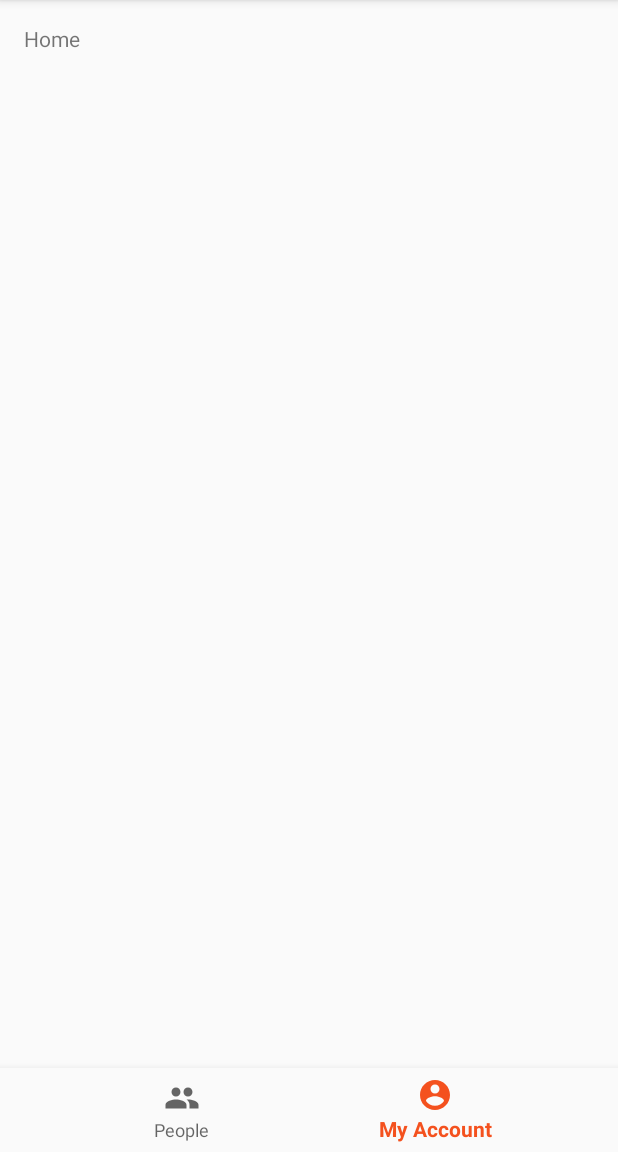
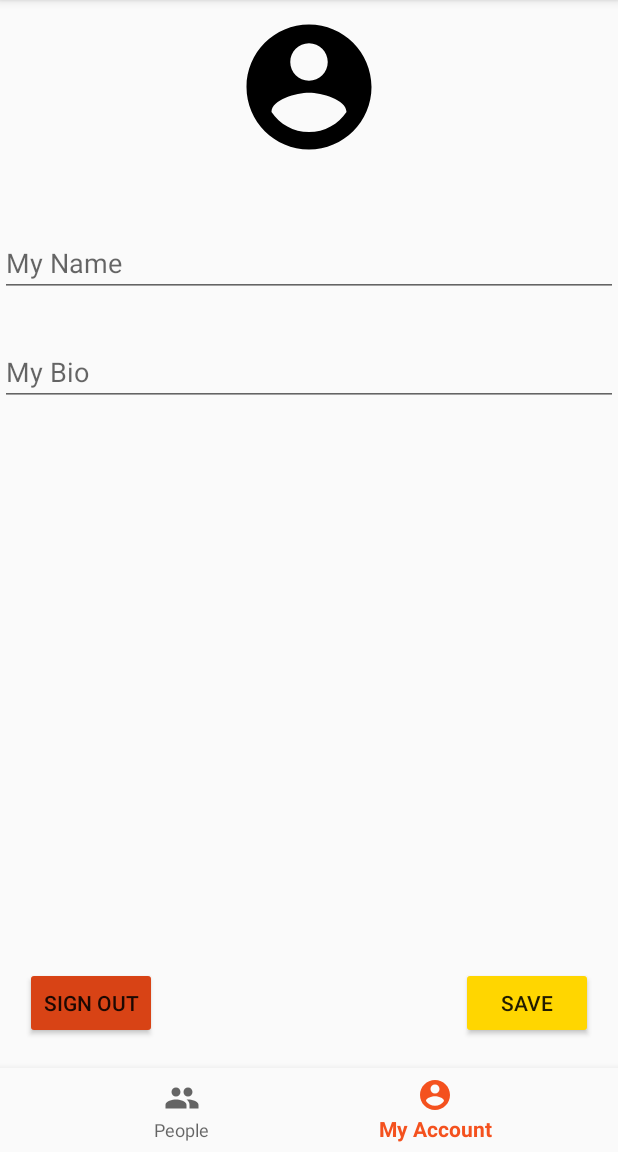
Before and after one commit to marttp/FireStoreChatApp, an Android app: the screen it shows after launch once a user with an empty profile is signed in (MainActivity), item 2 of the bottom bar chosen, on a phone screen of 412 x 824 dp, the part 84-1236 px from its top. Run offline under Robolectric (Android 15) with nearby library versions, the phone set to English and light mode, and no system bars; our stand-ins replace Firebase (no records; nobody signed in at launch, a user with empty details on screens opened directly); libraries missing offline, so code that uses them is left out: com.firebase.ui.

Commit message:
[Commit 2] - Create User Profile

```diff
--- a/app/src/main/java/com/example/thanaphoombabparn/firemessage/MainActivity.kt
+++ b/app/src/main/java/com/example/thanaphoombabparn/firemessage/MainActivity.kt
@@ -1,8 +1,11 @@
 package com.example.thanaphoombabparn.firemessage
 
+import android.annotation.SuppressLint
 import android.os.Bundle
 import android.support.design.widget.BottomNavigationView
+import android.support.v4.app.Fragment
 import android.support.v7.app.AppCompatActivity
+import com.example.thanaphoombabparn.firemessage.fragment.MyAccountFragment
 import kotlinx.android.synthetic.main.activity_main.*
 
 class MainActivity : AppCompatActivity() {
@@ -37,10 +40,19 @@ class MainActivity : AppCompatActivity() {
                     }
                     R.id.navigation_my_account -> {
                         //TODO: show my account fragment
+                        replaceFragment(MyAccountFragment())
                         true
                     }
                     else -> false
                 }
             }
     }
+
+    @SuppressLint("CommitTransaction")
+    private fun replaceFragment(fragment: Fragment){
+        supportFragmentManager.beginTransaction().apply {
+            replace(R.id.fragment_layout, fragment)
+            commit()
+        }
+    }
 }
--- /dev/null
+++ b/app/src/main/java/com/example/thanaphoombabparn/firemessage/fragment/MyAccountFragment.kt
@@ -0,0 +1,126 @@
+package com.example.thanaphoombabparn.firemessage.fragment
+
+
+import android.app.Activity
+import android.content.Intent
+import android.graphics.Bitmap
+import android.os.Bundle
+import android.provider.MediaStore
+import android.support.v4.app.Fragment
+import android.view.LayoutInflater
+import android.view.View
+import android.view.ViewGroup
+
+import com.example.thanaphoombabparn.firemessage.R
+import com.example.thanaphoombabparn.firemessage.SignInActivity
+import com.example.thanaphoombabparn.firemessage.glide.GlideApp
+import com.example.thanaphoombabparn.firemessage.utility.FirestoreUtil
+import com.example.thanaphoombabparn.firemessage.utility.StorageUtil
+import com.firebase.ui.auth.AuthUI
+import kotlinx.android.synthetic.main.fragment_my_account.*
+import kotlinx.android.synthetic.main.fragment_my_account.view.*
+import org.jetbrains.anko.clearTask
+import org.jetbrains.anko.newTask
+import org.jetbrains.anko.support.v4.intentFor
+import java.io.ByteArrayOutputStream
+
+// TODO: Rename parameter arguments, choose names that match
+// the fragment initialization parameters, e.g. ARG_ITEM_NUMBER
+private const val ARG_PARAM1 = "param1"
+private const val ARG_PARAM2 = "param2"
+
+/**
+ * A simple [Fragment] subclass.
+ *
+ */
+class MyAccountFragment : Fragment() {
+
+    private val RC_SELECT_IMAGE = 2
+    private lateinit var selectImageBytes: ByteArray
+    private var pictureJustChanged = false
+
+    override fun onCreateView(
+        inflater: LayoutInflater, container: ViewGroup?,
+        savedInstanceState: Bundle?
+    ): View? {
+        // Inflate the layout for this fragment
+        val view = inflater.inflate(R.layout.fragment_my_account, container, false)
+
+        view.apply {
+            imageView_profile_picture.setOnClickListener {
+                val intent = Intent().apply {
+                    type = "image/*"
+                    action = Intent.ACTION_GET_CONTENT
+                    putExtra(Intent.EXTRA_MIME_TYPES, arrayOf("image/jpeg", "image/png"))
+                }
+                startActivityForResult(Intent.createChooser(intent, "Select Image"), RC_SELECT_IMAGE)
+            }
+
+            btn_save.setOnClickListener {
+                if (::selectImageBytes.isInitialized)
+                    StorageUtil.uploadProfilePhoto(selectImageBytes) { imagePath ->
+                        FirestoreUtil.updateCurrentUser(
+                            editText_name.text.toString(),
+                            editText_bio.text.toString(),
+                            imagePath
+                        )
+                    }
+                else
+                    FirestoreUtil.updateCurrentUser(
+                        editText_name.text.toString(),
+                        editText_bio.text.toString(),
+                        null
+                    )
+            }
+
+            btn_sign_out.setOnClickListener {
+                AuthUI.getInstance()
+                    .signOut(this@MyAccountFragment.context!!)
+                    .addOnCompleteListener {
+                        intentFor<SignInActivity>().newTask().clearTask()
+                    }
+            }
+        }
+        return view
+    }
+
+    override fun onActivityResult(requestCode: Int, resultCode: Int, data: Intent?) {
+        if (requestCode == RC_SELECT_IMAGE && resultCode == Activity.RESULT_OK &&
+            data !== null && data.data != null
+        ) {
+            //get path : data.data = Path of image
+            val selectedImagePath = data.data
+            val selectImageBmp = MediaStore.Images.Media
+                .getBitmap(activity?.contentResolver, selectedImagePath)
+            val outputStream = ByteArrayOutputStream()
+            //Compress to JPEG file
+            selectImageBmp.compress(Bitmap.CompressFormat.JPEG, 90, outputStream)
+            selectImageBytes = outputStream.toByteArray()
+
+            //TODO: load picture
+            GlideApp.with(this)
+                .load(selectImageBytes)
+                .into(imageView_profile_picture)
+            pictureJustChanged = true
+        }
+    }
+
+    override fun onStart() {
+        super.onStart()
+        FirestoreUtil.getCurrentUser { user ->
+            if (this@MyAccountFragment.isVisible) {
+                if (user != null) {
+                    editText_name.setText(user.name)
+                    editText_bio.setText(user.bio)
+                    if (!pictureJustChanged && user.profilePicturePath != null) {
+                        GlideApp.with(this)
+                            .load(StorageUtil.pathToReference((user.profilePicturePath)))
+                            .placeholder(R.drawable.ic_account_circle_black_24dp)
+                            .into(imageView_profile_picture)
+                    }
+                }
+            }
+        }
+    }
+
+}
--- /dev/null
+++ b/app/src/main/java/com/example/thanaphoombabparn/firemessage/utility/FirestoreUtil.kt
@@ -0,0 +1,54 @@
+package com.example.thanaphoombabparn.firemessage.utility
+
+import com.example.thanaphoombabparn.firemessage.model.User
+import com.google.firebase.auth.FirebaseAuth
+import com.google.firebase.firestore.DocumentReference
+import com.google.firebase.firestore.FirebaseFirestore
+import java.lang.NullPointerException
+
+object FirestoreUtil {
+
+    //Create instance and get it in singleton pattern by lazy
+    private val firestoreInstance: FirebaseFirestore by lazy { FirebaseFirestore.getInstance() }
+    // Firestore have reference to own document in collection
+    private val currentUserDocRef: DocumentReference
+        get() = firestoreInstance.document("users/${FirebaseAuth
+            // Check current user id in auth and get instance from them
+            .getInstance()
+            //Check UID.If it null.Throw Error to NullPointerException
+            .uid?: throw NullPointerException("UID is null.")}")
+
+    fun initCurrentUserIfFirstTime(onComplete: () -> Unit){
+        currentUserDocRef.get().addOnSuccessListener { documentSnapshot ->
+            if(!documentSnapshot.exists()){
+                val newUser = User(
+                    FirebaseAuth.getInstance()
+                        .currentUser?.displayName?: "","",null)
+                currentUserDocRef.set(newUser).addOnSuccessListener {
+                    onComplete()
+                }
+            }
+            else {
+                onComplete()
+            }
+        }
+    }
+
+    fun updateCurrentUser(name:String = "", bio: String = "", profilePicturePath: String? = null){
+        val userFieldMap = mutableMapOf<String, Any>()
+        if(name.isNotBlank())
+            userFieldMap["name"] = name
+        if (bio.isNotBlank())
+            userFieldMap["bio"] = bio
+        if (profilePicturePath != null)
+            userFieldMap["profilePicturePath"] = profilePicturePath
+        currentUserDocRef.update(userFieldMap)
+    }
+
+    fun getCurrentUser(onComplete: (User?) -> Unit){
+        currentUserDocRef.get()
+            .addOnSuccessListener {
+                onComplete(it.toObject(User::class.java))
+            }
+    }
+}
--- a/app/src/main/res/layout/activity_main.xml
+++ b/app/src/main/res/layout/activity_main.xml
@@ -8,16 +8,16 @@
         android:layout_height="match_parent"
         tools:context=".MainActivity">
 
-    <TextView
-            android:id="@+id/message"
-            android:layout_width="wrap_content"
-            android:layout_height="wrap_content"
-            android:layout_marginStart="@dimen/activity_horizontal_margin"
-            android:layout_marginLeft="@dimen/activity_horizontal_margin"
-            android:layout_marginTop="@dimen/activity_vertical_margin"
-            android:text="@string/title_home"
+    <FrameLayout
+            android:id="@+id/fragment_layout"
+            android:layout_width="0dp"
+            android:layout_height="0dp"
+            app:layout_constraintBottom_toTopOf="@+id/navigation"
+            app:layout_constraintEnd_toEndOf="parent"
             app:layout_constraintLeft_toLeftOf="parent"
-            app:layout_constraintTop_toTopOf="parent"/>
+            app:layout_constraintRight_toRightOf="parent"
+            app:layout_constraintStart_toStartOf="parent"
+            app:layout_constraintTop_toTopOf="parent" />
 
     <android.support.design.widget.BottomNavigationView
             android:id="@+id/navigation"
--- /dev/null
+++ b/app/src/main/res/layout/fragment_my_account.xml
@@ -0,0 +1,95 @@
+<android.support.constraint.ConstraintLayout
+        xmlns:android="http://schemas.android.com/apk/res/android"
+        xmlns:app="http://schemas.android.com/apk/res-auto"
+        xmlns:tools="http://schemas.android.com/tools"
+        android:layout_width="match_parent"
+        android:layout_height="match_parent"
+        tools:context="com.example.thanaphoombabparn.firemessage.fragment.MyAccountFragment">
+
+    <ImageView
+            android:id="@+id/imageView_profile_picture"
+            android:layout_width="100dp"
+            android:layout_height="100dp"
+            android:layout_marginBottom="8dp"
+            android:layout_marginTop="8dp"
+            app:layout_constraintBottom_toBottomOf="parent"
+            app:layout_constraintEnd_toEndOf="parent"
+            app:layout_constraintLeft_toLeftOf="parent"
+            app:layout_constraintRight_toRightOf="parent"
+            app:layout_constraintStart_toStartOf="parent"
+            app:layout_constraintTop_toTopOf="parent"
+            app:layout_constraintVertical_bias="0.0"
+            app:srcCompat="@drawable/ic_account_circle_black_24dp" />
+
+    <android.support.design.widget.TextInputEditText
+            android:id="@+id/editText_name"
+            android:layout_width="0dp"
+            android:layout_height="wrap_content"
+            android:layout_marginBottom="8dp"
+            android:layout_marginTop="32dp"
+            android:hint="My Name"
+            app:layout_constraintBottom_toBottomOf="parent"
+            app:layout_constraintEnd_toEndOf="parent"
+            app:layout_constraintHorizontal_bias="0.0"
+            app:layout_constraintLeft_toLeftOf="parent"
+            app:layout_constraintRight_toRightOf="parent"
+            app:layout_constraintStart_toStartOf="parent"
+            app:layout_constraintTop_toBottomOf="@id/imageView_profile_picture"
+            app:layout_constraintVertical_bias="0.025" />
+
+    <android.support.design.widget.TextInputEditText
+            android:id="@+id/editText_bio"
+            android:layout_width="0dp"
+            android:layout_height="wrap_content"
+            android:maxHeight="150dp"
+            android:layout_marginBottom="8dp"
+            android:layout_marginTop="8dp"
+            android:hint="My Bio"
+            app:layout_constraintBottom_toBottomOf="parent"
+            app:layout_constraintEnd_toEndOf="parent"
+            app:layout_constraintHorizontal_bias="0.0"
+            app:layout_constraintLeft_toLeftOf="parent"
+            app:layout_constraintRight_toRightOf="parent"
+            app:layout_constraintStart_toStartOf="parent"
+            app:layout_constraintTop_toBottomOf="@id/editText_name"
+            app:layout_constraintVertical_bias="0.042" />
+
+    <Button
+            android:id="@+id/btn_save"
+            android:layout_width="wrap_content"
+            android:layout_height="wrap_content"
+            android:layout_marginBottom="8dp"
+            android:layout_marginEnd="8dp"
+            android:layout_marginRight="16dp"
+            android:layout_marginStart="8dp"
+            android:layout_marginTop="8dp"
+            android:backgroundTint="?attr/colorAccent"
+            android:text="Save"
+            app:layout_constraintBottom_toBottomOf="parent"
+            app:layout_constraintEnd_toEndOf="parent"
+            app:layout_constraintHorizontal_bias="0.971"
+            app:layout_constraintRight_toRightOf="parent"
+            app:layout_constraintStart_toStartOf="parent"
+            app:layout_constraintTop_toTopOf="parent"
+            app:layout_constraintVertical_bias="0.982" />
+
+    <Button
+            android:id="@+id/btn_sign_out"
+            android:layout_width="wrap_content"
+            android:layout_height="wrap_content"
+            android:layout_marginBottom="8dp"
+            android:layout_marginEnd="8dp"
+            android:layout_marginRight="16dp"
+            android:layout_marginStart="8dp"
+            android:layout_marginTop="8dp"
+            android:backgroundTint="?attr/colorPrimaryDark"
+            android:text="Sign Out"
+            app:layout_constraintBottom_toBottomOf="parent"
+            app:layout_constraintEnd_toEndOf="parent"
+            app:layout_constraintHorizontal_bias="0.028"
+            app:layout_constraintRight_toRightOf="parent"
+            app:layout_constraintStart_toStartOf="parent"
+            app:layout_constraintTop_toTopOf="parent"
+            app:layout_constraintVertical_bias="0.982" />
+
+</android.support.constraint.ConstraintLayout>
--- a/app/src/main/res/values/strings.xml
+++ b/app/src/main/res/values/strings.xml
@@ -3,4 +3,7 @@
     <string name="title_home">Home</string>
     <string name="title_dashboard">Dashboard</string>
     <string name="title_notifications">Notifications</string>
+
+    <!-- TODO: Remove or change this placeholder text -->
+    <string name="hello_blank_fragment">Hello blank fragment</string>
 </resources>
```
Also changed, not shown: app/build.gradle (+8 -0 lines), app/src/main/java/com/example/thanaphoombabparn/firemessage/SignInActivity.kt (+5 -2 lines), app/src/main/java/com/example/thanaphoombabparn/firemessage/glide/FireMessageGlideModule.kt (added, +19 -0 lines), app/src/main/java/com/example/thanaphoombabparn/firemessage/model/User.kt (added, +7 -0 lines), app/src/main/java/com/example/thanaphoombabparn/firemessage/utility/StorageUtil.kt (added, +25 -0 lines).
